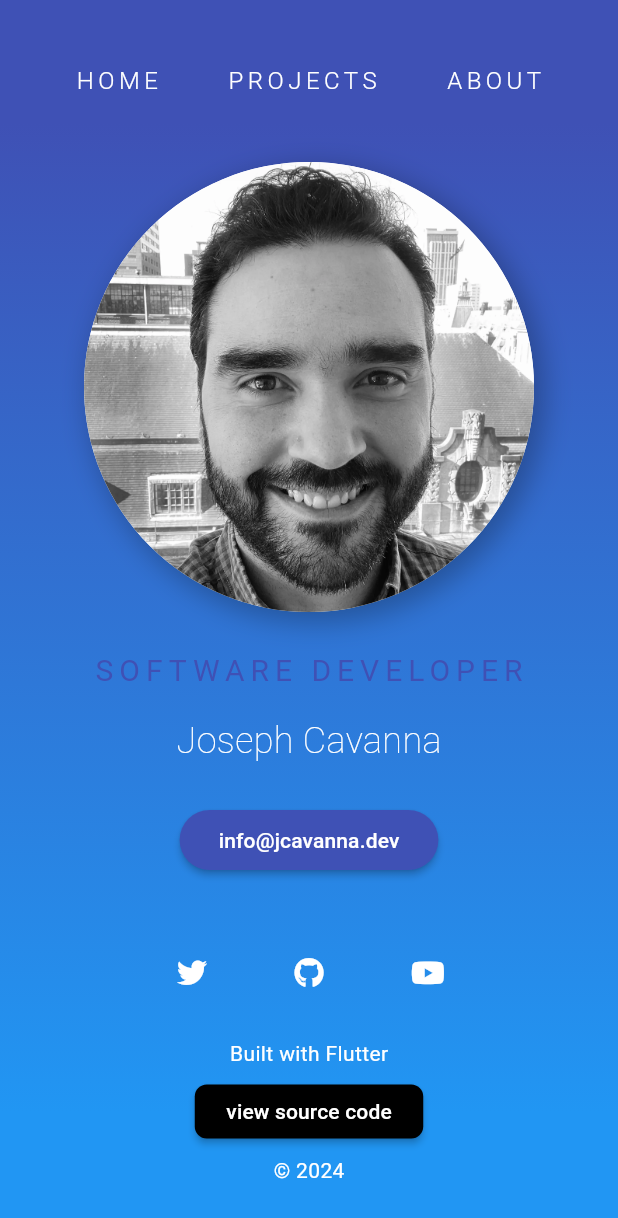
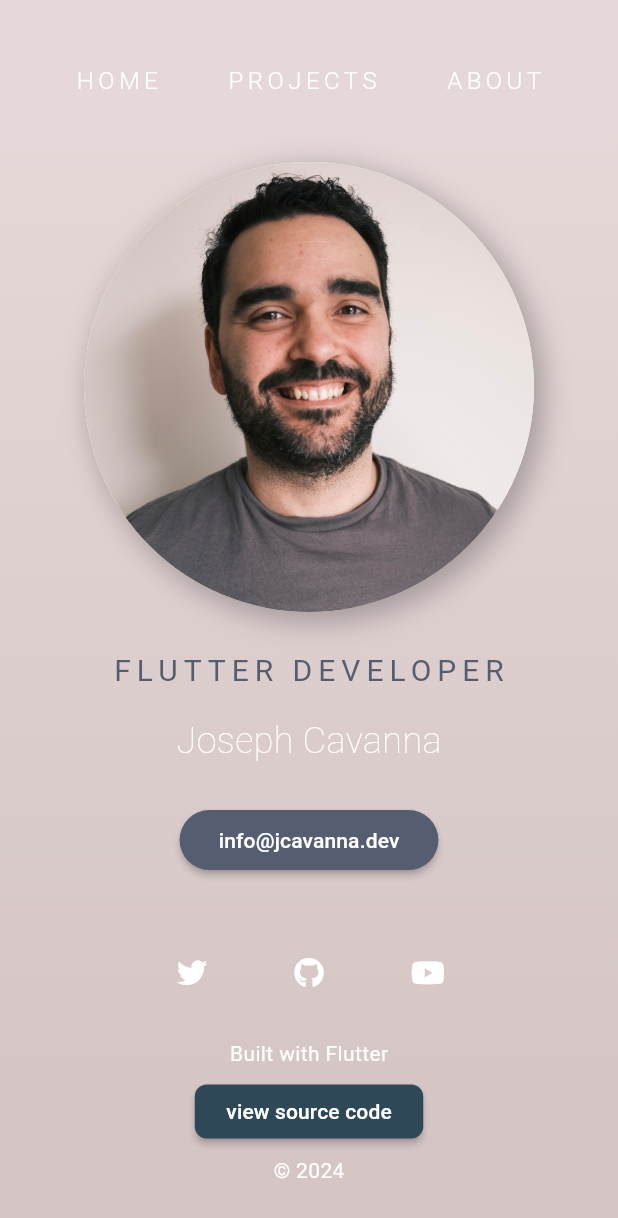
Before and after one commit to josephcavanna/personal_blog_v2, a Flutter app: the screen it shows after launch, on a phone screen of 412 x 824 dp. Shown: the top 1218 px of the screen. Run offline on Flutter 3.47's test engine with Material 3 defaults, Android fonts, the light colour scheme and no system bars; our stand-ins replace font_awesome_flutter, supabase_flutter, url_strategy; accounts and stored records are empty.

Commit message:
minor updates

```diff
--- a/lib/components/link_button.dart
+++ b/lib/components/link_button.dart
@@ -31,8 +31,8 @@ class _LinkButtonState extends State<LinkButton> {
       color: Colors.transparent,
       child: MaterialButton(
         minWidth: 125,
-        color: widget.backgroundColor ?? Colors.indigo,
-        hoverColor: widget.hoverColor ?? Colors.indigo[400],
+        color: widget.backgroundColor ?? Constants.kButtonBackground,
+        hoverColor: widget.hoverColor ?? Constants.kButtonBackgroundHover,
         shape: RoundedRectangleBorder(borderRadius: BorderRadius.all(Radius.circular(widget.radius ?? 20))),
         child: Padding(
           padding: EdgeInsets.all(widget.padding ?? 10.0),
--- a/lib/components/profile.dart
+++ b/lib/components/profile.dart
@@ -32,12 +32,12 @@ class Profile extends StatelessWidget {
                   ]
                 ),
                 child: CircleAvatar(
-                    backgroundImage: AssetImage('images/profilePhoto.webp'),
+                    backgroundImage: AssetImage('images/joseph.jpeg'),
                     backgroundColor: Colors.white,
                     radius: radius),
               ),
               SizedBox(height: 25),
-              Text('SOFTWARE DEVELOPER', style: Constants.kJobTitle),
+              Text('FLUTTER DEVELOPER', style: Constants.kJobTitle),
               SizedBox(height: 15),
               Text(
                 'Joseph Cavanna',
--- a/lib/components/project_card.dart
+++ b/lib/components/project_card.dart
@@ -27,7 +27,7 @@ class ProjectCard extends StatelessWidget {
     for (var keywordString in keywordStrings!) {
       keywords.add(Padding(
         padding: const EdgeInsets.symmetric(horizontal: 8.0),
-        child: Text(keywordString.toUpperCase(), style: TextStyle(color: Colors.indigoAccent, fontSize: 12, letterSpacing: -0.5), ),
+        child: Text(keywordString.toUpperCase(), style: TextStyle(color: Constants.kProjectKeywordsColor, fontSize: 12, letterSpacing: -0.5), ),
       ));
     }
     return StaggeredSlideTransition(
--- a/lib/constants.dart
+++ b/lib/constants.dart
@@ -5,13 +5,16 @@ class Constants {
   // buttons & icons
   static const kPageButton = TextStyle(fontSize: 16, color: Colors.black26, letterSpacing: 2,);
   static const kAboutStyle = TextStyle(fontSize: 16, color: Colors.black54);
+  static const kButtonBackground = Color(0xFF555D70);
+  static const kButtonBackgroundHover = Color(0xFF797486);
   static const kSocialIconColor = Colors.white;
+  static const kSourceCodeButtonBackground = Color(0xFF2F4858);
 
   // text
   static const kProjectText = TextStyle(color: Colors.black54);
-  static const kProjectTitle = TextStyle(fontSize: 20, color: Colors.indigoAccent);
+  static const kProjectTitle = TextStyle(fontSize: 20, color: Color(0xFF555D70));
   static const kProfileTitle = TextStyle(fontSize: 24, color: Colors.white, fontWeight: FontWeight.w100);
-  static const kJobTitle = TextStyle(fontSize: 20, color: Colors.indigo, letterSpacing: 4, fontWeight: FontWeight.w400);
+  static const kJobTitle = TextStyle(fontSize: 20, color: Color(0xFF555D70), letterSpacing: 4, fontWeight: FontWeight.w400);
   static const kWithFlutter = TextStyle(fontSize: 14, color: Colors.white, backgroundColor: Colors.transparent);
   static const kEmailText = TextStyle(color: Colors.white);
   static const kHomePageText = TextStyle(
@@ -19,10 +22,11 @@ class Constants {
       color: Colors.white,
       fontWeight: FontWeight.w300,
       letterSpacing: 3);
+  static const kProjectKeywordsColor = Color(0xFF555D70);
 
   // background gradient
-  static const kGradientOne = Colors.indigo;
-  static const kGradientTwo = Colors.blue;
+  static const kGradientOne = Color(0xFFE6D8D8);
+  static const kGradientTwo = Color(0xFFD5C5C5);
 
   // backgrounds
   static const kProfileBackground = Colors.white;
--- a/lib/main.dart
+++ b/lib/main.dart
@@ -22,6 +22,7 @@ class _MyAppState extends State<MyApp> {
   @override
   Widget build(BuildContext context) {
     return MaterialApp.router(
+      color: Color(0xFFE6D8D8),
       debugShowCheckedModeBanner: false,
       scrollBehavior: CustomScrollBehavior(),
       routerDelegate: HomeRouterDelegate(),
--- a/lib/screens/standard_content.dart
+++ b/lib/screens/standard_content.dart
@@ -103,7 +103,7 @@ class _StandardContentState extends State<StandardContent> {
                         LinkButton(
                           buttonText: 'view source code',
                           url: 'https://github.com/josephcavanna/personal_blog_v2',
-                          backgroundColor: Colors.black,
+                          backgroundColor: Constants.kSourceCodeButtonBackground,
                           hoverColor: Colors.grey[800],
                           radius: 8,
                           padding: 5,
--- a/pubspec.yaml
+++ b/pubspec.yaml
@@ -51,7 +51,7 @@ flutter:
 
   # To add assets to your application, add an assets section, like this:
   assets:
-    - images/profilePhoto.webp
+    - images/joseph.jpeg
     - images/appstore.jpg
     - images/applogo.webp
     - images/navibar.gif
```
Also changed, not shown: images/joseph.jpeg (added), images/profilePhoto.webp (deleted), pubspec.lock, 6 other files.
